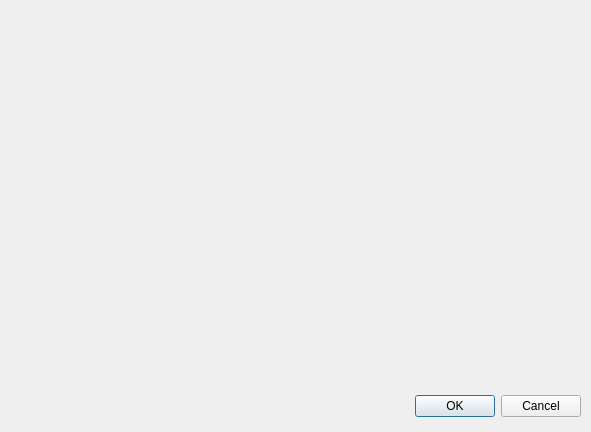
First picture: the form in windowreader.ui, repository maximillian2/time-series, before the edit.
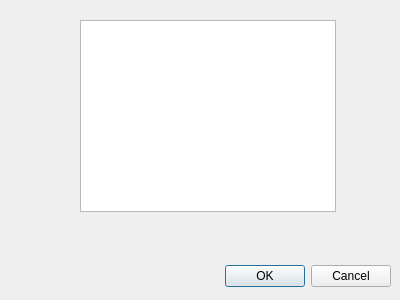
Second picture: the form after the edit. Custom widgets are drawn as their Qt base class.

Commit message: Created Window Reader

The edit to the form file:
```diff
--- a/windowreader.ui
+++ b/windowreader.ui
@@ -6,8 +6,8 @@
    <rect>
     <x>0</x>
     <y>0</y>
-    <width>591</width>
-    <height>432</height>
+    <width>400</width>
+    <height>300</height>
    </rect>
   </property>
   <property name="windowTitle">
@@ -16,8 +16,8 @@
   <widget class="QDialogButtonBox" name="buttonBox">
    <property name="geometry">
     <rect>
-     <x>240</x>
-     <y>390</y>
+     <x>50</x>
+     <y>260</y>
      <width>341</width>
      <height>32</height>
     </rect>
@@ -29,7 +29,24 @@
     <set>QDialogButtonBox::Cancel|QDialogButtonBox::Ok</set>
    </property>
   </widget>
+  <widget class="CustomTableView" name="tableView">
+   <property name="geometry">
+    <rect>
+     <x>80</x>
+     <y>20</y>
+     <width>256</width>
+     <height>192</height>
+    </rect>
+   </property>
+  </widget>
  </widget>
+ <customwidgets>
+  <customwidget>
+   <class>CustomTableView</class>
+   <extends>QTableView</extends>
+   <header location="global">customtableview.h</header>
+  </customwidget>
+ </customwidgets>
  <resources/>
  <connections>
   <connection>
```
The commit also changes 4 other files.
